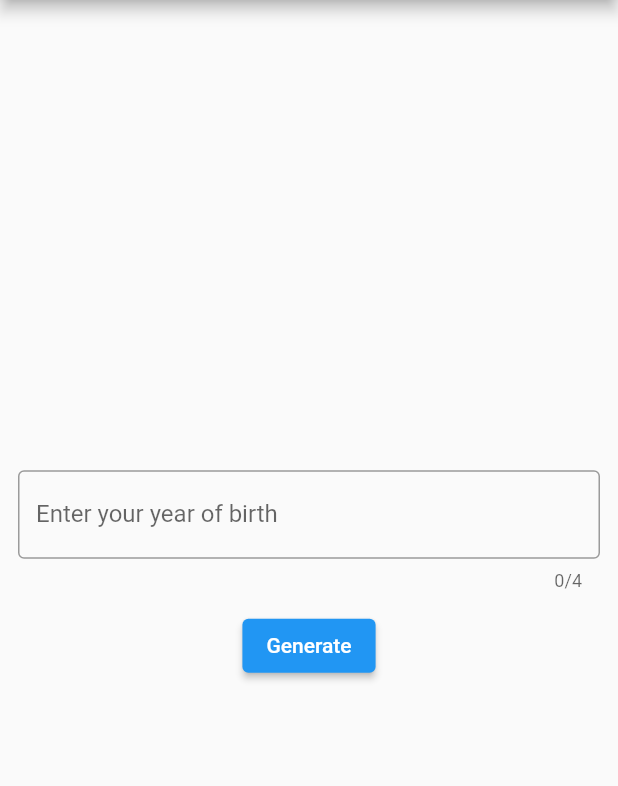
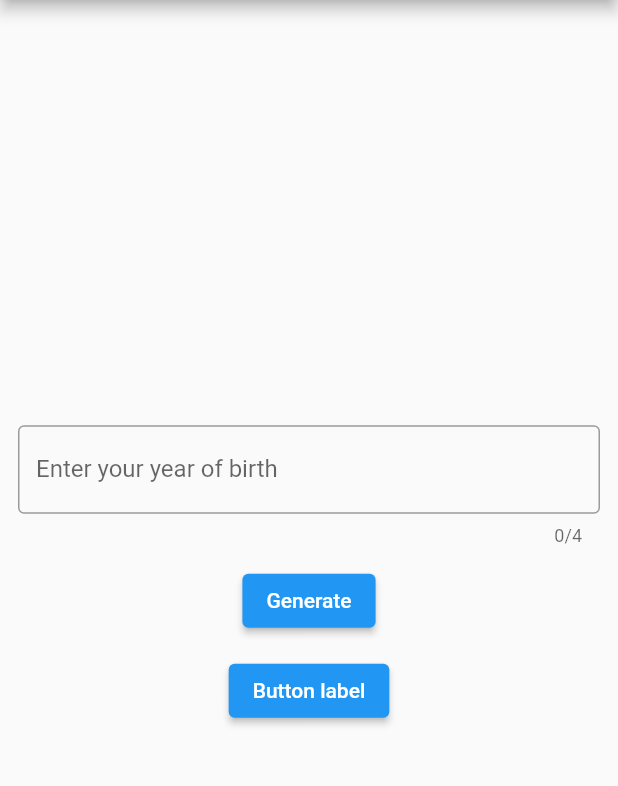
Before and after one commit to handika231/flutter-codelabs, a Flutter app: the screen it shows after launch, on a phone screen of 412 x 824 dp, the part 84-870 px from its top. Run offline on Flutter 3.47's test engine with Material 2 defaults, Android fonts, the phone set to English and light mode, and no system bars; our stand-ins replace adaptive_dialog, top_snackbar_flutter.

Commit message:
fix ignore

```diff
--- a/generation_app/lib/main.dart
+++ b/generation_app/lib/main.dart
@@ -2,7 +2,7 @@ import 'package:flutter/material.dart';
 
 import 'app/app.dart';
 
-///ini adalah main function
+///ini adalah [main] function
 void main() {
   runApp(const MyApp());
 }
--- a/generation_app/lib/ui/home_page.dart
+++ b/generation_app/lib/ui/home_page.dart
@@ -1,3 +1,4 @@
+import 'package:adaptive_dialog/adaptive_dialog.dart';
 import 'package:flutter/material.dart';
 import 'package:top_snackbar_flutter/custom_snack_bar.dart';
 import 'package:top_snackbar_flutter/top_snack_bar.dart';
@@ -92,6 +93,13 @@ class _HomePageState extends State<HomePage> {
                   }
                 },
               ),
+              const SizedBox(height: 12),
+              ElevatedButton(
+                child: const Text('Button label'),
+                onPressed: () {
+                  showConfirmationDialog(context: context, title: 'Title');
+                },
+              )
             ],
           ),
         ),
--- a/generation_app/pubspec.yaml
+++ b/generation_app/pubspec.yaml
@@ -27,6 +27,7 @@ environment:
 # the latest version available on pub.dev. To see which dependencies have newer
 # versions available, run `flutter pub outdated`.
 dependencies:
+  adaptive_dialog: ^1.8.0
   cupertino_icons: ^1.0.2
   flutter:
     sdk: flutter
```
Also changed, not shown: generation_app/pubspec.lock, 5 other files.
